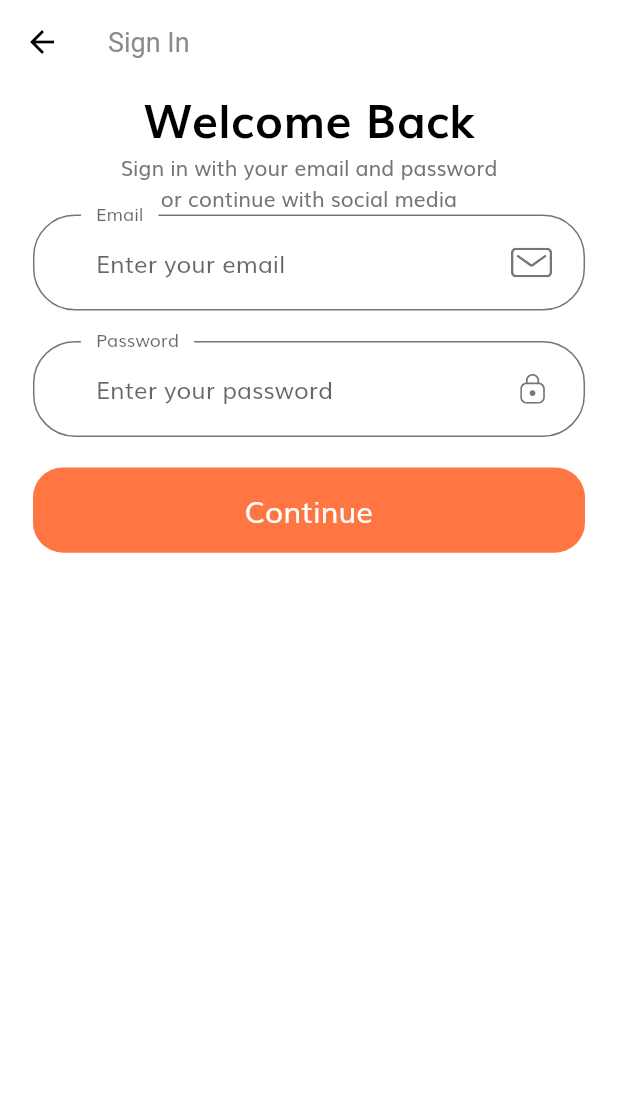
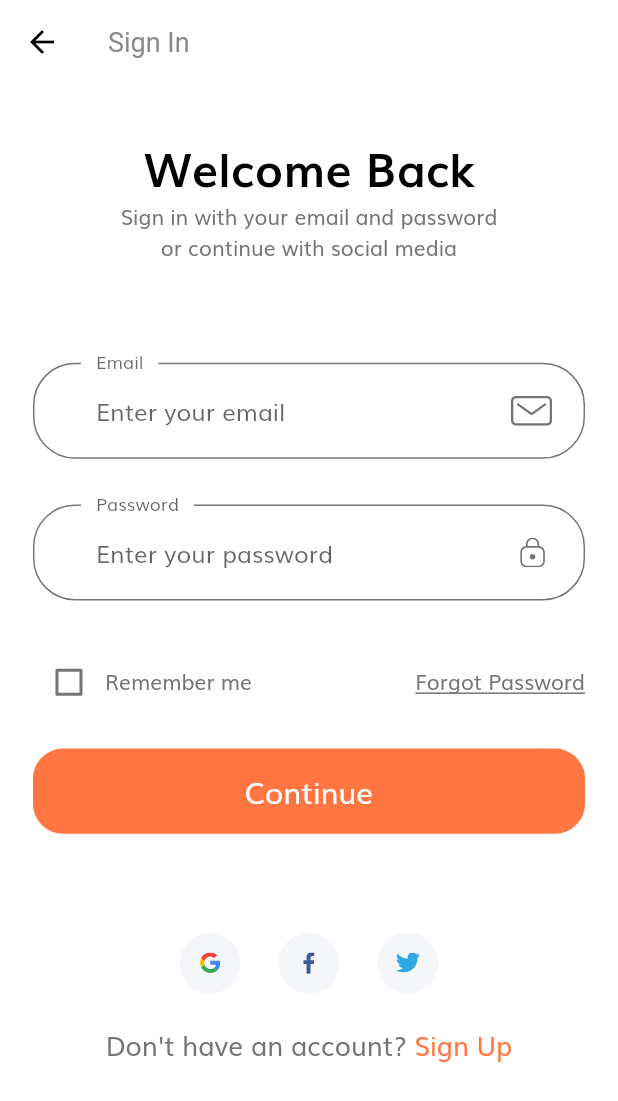
Before and after one commit to andrericardoweb/ecommerce_ui_flutter, a Flutter app: the screen it shows after launch, after a tap on "Continue", on a phone screen of 412 x 824 dp. Shown: the top 1101 px of the screen. Run offline on Flutter 3.47's test engine with Material 2 defaults, Android fonts, the phone set to English and light mode, and no system bars; our stand-ins replace flutter_svg.

Commit message:
Sign In Screen

```diff
--- /dev/null
+++ b/lib/components/social_card.dart
@@ -0,0 +1,31 @@
+import 'package:flutter/material.dart';
+import 'package:flutter_svg/flutter_svg.dart';
+
+import '../size_config.dart';
+
+class SocialCard extends StatelessWidget {
+  const SocialCard({
+    Key key, this.icon, this.press,
+  }) : super(key: key);
+
+  final String icon;
+  final Function press;
+
+  @override
+  Widget build(BuildContext context) {
+    return GestureDetector(
+      onTap: press,
+      child: Container(
+        margin: EdgeInsets.symmetric(horizontal: getProportionateScreenWidth(10)),
+        padding: EdgeInsets.all(getProportionateScreenWidth(12)),
+        height: getProportionateScreenHeight(40),
+        width: getProportionateScreenWidth(40),
+        decoration: BoxDecoration(
+          color: Color(0xFFF5F6F9),
+          shape: BoxShape.circle,
+        ),
+        child: SvgPicture.asset(icon),
+      ),
+    );
+  }
+}
--- a/lib/screens/sign_in/components/body.dart
+++ b/lib/screens/sign_in/components/body.dart
@@ -1,9 +1,9 @@
-import 'package:ecommerce_ui_flutter/components/custom_surffix_icon.dart';
-import 'package:ecommerce_ui_flutter/components/default_button.dart';
-import 'package:ecommerce_ui_flutter/components/form_error.dart';
+import 'package:ecommerce_ui_flutter/components/social_card.dart';
 import 'package:ecommerce_ui_flutter/constants.dart';
 import 'package:ecommerce_ui_flutter/size_config.dart';
 import 'package:flutter/material.dart';
+
+import 'sign_form.dart';
 
 class Body extends StatelessWidget {
   @override
@@ -15,8 +15,10 @@ class Body extends StatelessWidget {
           padding: EdgeInsets.symmetric(
             horizontal: getProportionateScreenWidth(20),
           ),
+          child: SingleChildScrollView(
             child: Column(
               children: [
+                SizedBox(height: SizeConfig.screenHeight * 0.04),
                 Text(
                   "Welcome Back",
                   style: TextStyle(
@@ -29,95 +31,50 @@ class Body extends StatelessWidget {
                   "Sign in with your email and password\nor continue with social media",
                   textAlign: TextAlign.center,
                 ),
+                SizedBox(height: SizeConfig.screenHeight * 0.08),
                 SignForm(),
+                SizedBox(height: SizeConfig.screenHeight * 0.08),
+                Row(
+                  mainAxisAlignment: MainAxisAlignment.center,
+                  children: [
+                    SocialCard(
+                      icon: "assets/icons/google-icon.svg",
+                      press: () {},
+                    ),
+                    SocialCard(
+                      icon: "assets/icons/facebook-2.svg",
+                      press: () {},
+                    ),
+                    SocialCard(
+                      icon: "assets/icons/twitter.svg",
+                      press: () {},
+                    ),
                   ],
+                ),
+                SizedBox(height: getProportionateScreenHeight(20)),
+                Row(
+                  mainAxisAlignment: MainAxisAlignment.center,
+                  children: [
+                    Text(
+                      "Don't have an account? ",
+                      style: TextStyle(
+                        fontSize: getProportionateScreenWidth(16),
+                      ),
+                    ),
+                    Text(
+                      "Sign Up",
+                      style: TextStyle(
+                        fontSize: getProportionateScreenWidth(16),
+                        color: kPrimaryColor,
+                      ),
+                    ),
+                  ],
+                ),
+              ],
+            ),
           ),
         ),
       ),
     );
   }
 }
-
-class SignForm extends StatefulWidget {
-  @override
-  _SignFormState createState() => _SignFormState();
-}
-
-class _SignFormState extends State<SignForm> {
-  final _formKey = GlobalKey<FormState>();
-  final List<String> errors = [];
-
-  @override
-  Widget build(BuildContext context) {
-    return Form(
-      key: _formKey,
-      child: Column(
-        children: [
-          buildEmailFormField(),
-          SizedBox(height: getProportionateScreenHeight(20)),
-          buildPasswordFormField(),
-          SizedBox(height: getProportionateScreenHeight(20)),
-          FormError(errors: errors),
-          DefaultButton(
-            text: "Continue",
-            press: () {
-              if (_formKey.currentState.validate()) {
-                _formKey.currentState.save();
-              }
-            },
-          ),
-        ],
-      ),
-    );
-  }
-
-  TextFormField buildPasswordFormField() {
-    return TextFormField(
-      obscureText: true,
-      decoration: InputDecoration(
-        labelText: "Password",
-        hintText: "Enter your password",
-        floatingLabelBehavior: FloatingLabelBehavior.always,
-        suffixIcon: CusttomSurffixIcon(svgIcon: "assets/icons/Lock.svg"),
-      ),
-    );
-  }
-
-  TextFormField buildEmailFormField() {
-    return TextFormField(
-      keyboardType: TextInputType.emailAddress,
-      onChanged: (value) {
-        if (value.isNotEmpty && errors.contains(kEmailNullError)) {
-          setState(() {
-            errors.remove(kEmailNullError);
-          });
-        } else if (emailValidatorRegExp.hasMatch(value) &&
-            errors.contains(kInvalidEmailError)) {
-          setState(() {
-            errors.remove(kInvalidEmailError);
-          });
-        }
-        return null;
-      },
-      validator: (value) {
-        if (value.isEmpty && !errors.contains(kEmailNullError)) {
-          setState(() {
-            errors.add(kEmailNullError);
-          });
-        } else if (!emailValidatorRegExp.hasMatch(value) &&
-            !errors.contains(kInvalidEmailError)) {
-          setState(() {
-            errors.add(kInvalidEmailError);
-          });
-        }
-        return null;
-      },
-      decoration: InputDecoration(
-        labelText: "Email",
-        hintText: "Enter your email",
-        floatingLabelBehavior: FloatingLabelBehavior.always,
-        suffixIcon: CusttomSurffixIcon(svgIcon: "assets/icons/Mail.svg"),
-      ),
-    );
-  }
-}
--- /dev/null
+++ b/lib/screens/sign_in/components/sign_form.dart
@@ -0,0 +1,142 @@
+import 'package:ecommerce_ui_flutter/components/custom_surffix_icon.dart';
+import 'package:ecommerce_ui_flutter/components/default_button.dart';
+import 'package:ecommerce_ui_flutter/components/form_error.dart';
+import 'package:flutter/material.dart';
+
+import '../../../constants.dart';
+import '../../../size_config.dart';
+
+class SignForm extends StatefulWidget {
+  @override
+  _SignFormState createState() => _SignFormState();
+}
+
+class _SignFormState extends State<SignForm> {
+  final _formKey = GlobalKey<FormState>();
+  String email;
+  String password;
+  bool remember = false;
+  final List<String> errors = [];
+
+  @override
+  Widget build(BuildContext context) {
+    return Form(
+      key: _formKey,
+      child: Column(
+        children: [
+          buildEmailFormField(),
+          SizedBox(height: getProportionateScreenHeight(30)),
+          buildPasswordFormField(),
+          SizedBox(height: getProportionateScreenHeight(30)),
+          Row(
+            children: [
+              Checkbox(
+                value: remember,
+                activeColor: kPrimaryColor,
+                onChanged: (value) {
+                  setState(() {
+                    remember = value;
+                  });
+                },
+              ),
+              Text("Remember me"),
+              Spacer(),
+              Text(
+                "Forgot Password",
+                style: TextStyle(
+                  decoration: TextDecoration.underline,
+                ),
+              ),
+            ],
+          ),
+          FormError(errors: errors),
+          SizedBox(height: getProportionateScreenHeight(20)),
+          DefaultButton(
+            text: "Continue",
+            press: () {
+              if (_formKey.currentState.validate()) {
+                _formKey.currentState.save();
+              }
+            },
+          ),
+        ],
+      ),
+    );
+  }
+
+  TextFormField buildPasswordFormField() {
+    return TextFormField(
+      obscureText: true,
+      onSaved: (newValue) => password = newValue,
+      onChanged: (value) {
+        if (value.isNotEmpty && errors.contains(kPassNullError)) {
+          setState(() {
+            errors.remove(kPassNullError);
+          });
+        } else if (value.length >= 8 && errors.contains(kShortPassError)) {
+          setState(() {
+            errors.remove(kShortPassError);
+          });
+        }
+        return null;
+      },
+      validator: (value) {
+        if (value.isEmpty && !errors.contains(kPassNullError)) {
+          setState(() {
+            errors.add(kPassNullError);
+          });
+        } else if (value.length < 8 && !errors.contains(kShortPassError)) {
+          setState(() {
+            errors.add(kShortPassError);
+          });
+        }
+        return null;
+      },
+      decoration: InputDecoration(
+        labelText: "Password",
+        hintText: "Enter your password",
+        floatingLabelBehavior: FloatingLabelBehavior.always,
+        suffixIcon: CusttomSurffixIcon(svgIcon: "assets/icons/Lock.svg"),
+      ),
+    );
+  }
+
+  TextFormField buildEmailFormField() {
+    return TextFormField(
+      keyboardType: TextInputType.emailAddress,
+      onSaved: (newValue) => email = newValue,
+      onChanged: (value) {
+        if (value.isNotEmpty && errors.contains(kEmailNullError)) {
+          setState(() {
+            errors.remove(kEmailNullError);
+          });
+        } else if (emailValidatorRegExp.hasMatch(value) &&
+            errors.contains(kInvalidEmailError)) {
+          setState(() {
+            errors.remove(kInvalidEmailError);
+          });
+        }
+        return null;
+      },
+      validator: (value) {
+        if (value.isEmpty && !errors.contains(kEmailNullError)) {
+          setState(() {
+            errors.add(kEmailNullError);
+          });
+        } else if (!emailValidatorRegExp.hasMatch(value) &&
+            !errors.contains(kInvalidEmailError)) {
+          setState(() {
+            errors.add(kInvalidEmailError);
+          });
+        }
+        return null;
+      },
+      decoration: InputDecoration(
+        labelText: "Email",
+        hintText: "Enter your email",
+        floatingLabelBehavior: FloatingLabelBehavior.always,
+        suffixIcon: CusttomSurffixIcon(svgIcon: "assets/icons/Mail.svg"),
+      ),
+    );
+  }
+}
```
Lines whose indentation alone changed are shown as unchanged.
